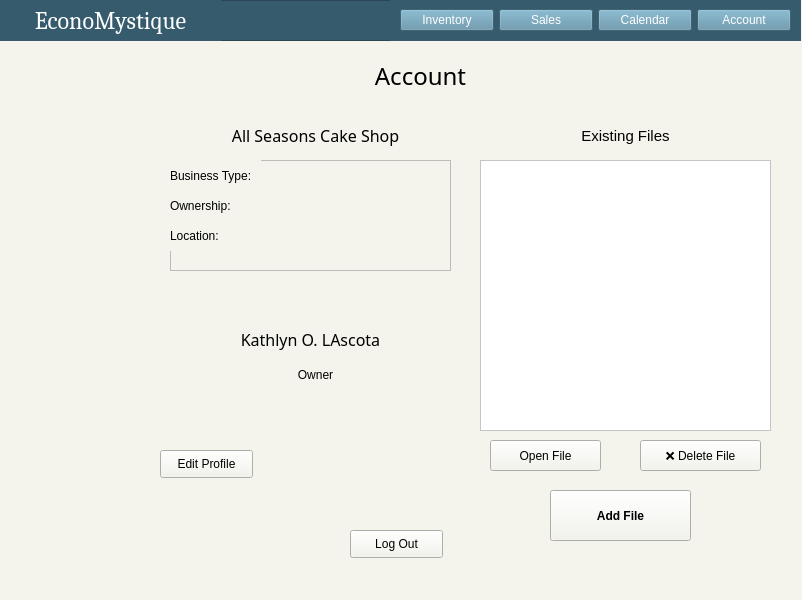
Qt form account.ui (ongchangco/Economystique2) before a commit.
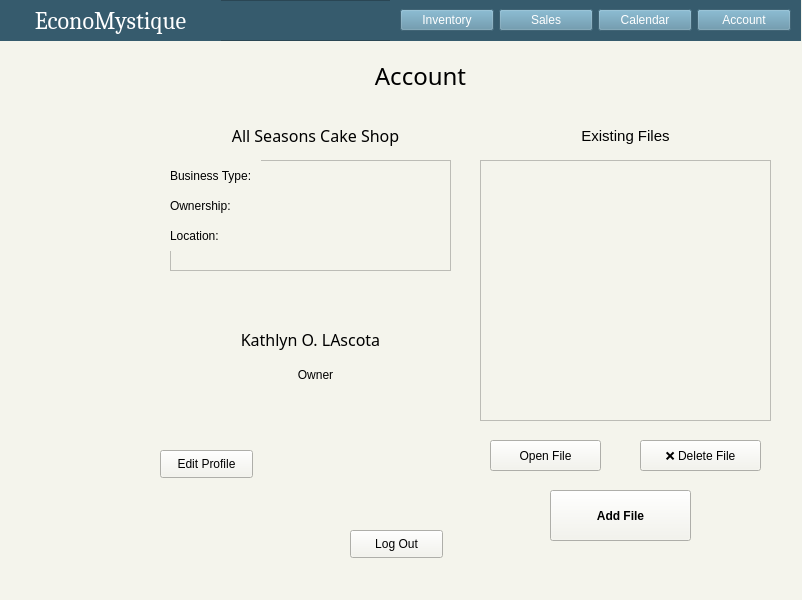
The same form after that commit. Icons and pictures are not drawn.

Commit message: Account: Changed Frame to LIstView

The edit to the form file:
```diff
--- a/account.ui
+++ b/account.ui
@@ -196,26 +196,6 @@
      <set>Qt::AlignCenter</set>
     </property>
    </widget>
-   <widget class="QFrame" name="cntFileList">
-    <property name="geometry">
-     <rect>
-      <x>480</x>
-      <y>160</y>
-      <width>291</width>
-      <height>271</height>
-     </rect>
-    </property>
-    <property name="styleSheet">
-     <string notr="true">background-color: white;
-</string>
-    </property>
-    <property name="frameShape">
-     <enum>QFrame::StyledPanel</enum>
-    </property>
-    <property name="frameShadow">
-     <enum>QFrame::Raised</enum>
-    </property>
-   </widget>
    <widget class="QPushButton" name="btnOpenFile">
     <property name="geometry">
      <rect>
@@ -460,6 +440,16 @@
      <string>Add File</string>
     </property>
    </widget>
+   <widget class="QListView" name="listView">
+    <property name="geometry">
+     <rect>
+      <x>480</x>
+      <y>160</y>
+      <width>291</width>
+      <height>261</height>
+     </rect>
+    </property>
+   </widget>
   </widget>
   <widget class="QStatusBar" name="statusbar"/>
  </widget>
```
The commit also changes 2 other files.
